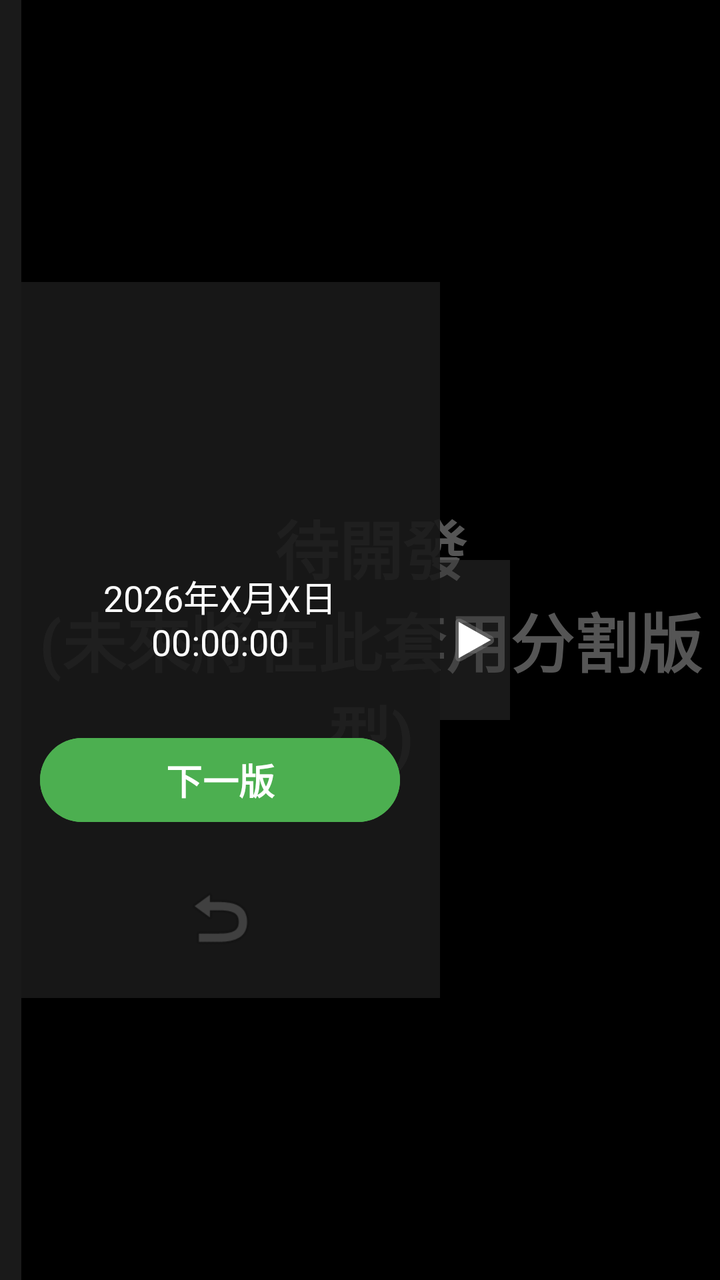
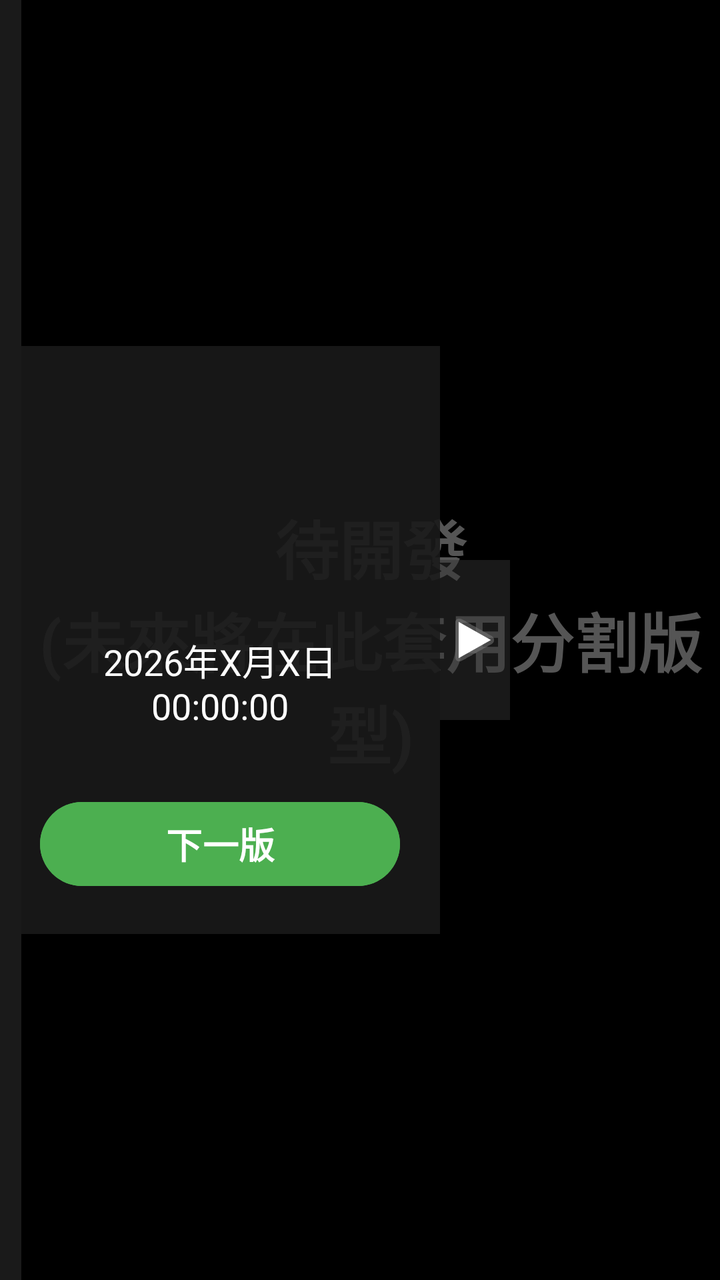

Compare the two renders of this Android layout. The source of the first and the diff that turns it into the second are given below.
<!-- AndroidManifest.xml: application theme Theme.A3 -->
<!-- res/layout/player_split_main.xml -->
<?xml version="1.0" encoding="utf-8"?>
<FrameLayout xmlns:android="http://schemas.android.com/apk/res/android"
    android:layout_width="match_parent"
    android:layout_height="match_parent"
    android:background="#000000">

    <LinearLayout
        android:layout_width="match_parent"
        android:layout_height="match_parent"
        android:orientation="horizontal"
        android:weightSum="10">

        <FrameLayout
            android:layout_width="0dp"
            android:layout_height="match_parent"
            android:layout_weight="0.3"
            android:background="#1A1A1A" /> <FrameLayout
        android:id="@+id/main_content_container_player_split"
        android:layout_width="0dp"
        android:layout_height="match_parent"
        android:layout_weight="9.7">

        <TextView
            android:layout_width="wrap_content"
            android:layout_height="wrap_content"
            android:layout_gravity="center"
            android:text="待開發\n(未來將在此套用分割版型)"
            android:textColor="#555555"
            android:textSize="32sp"
            android:textStyle="bold"
            android:gravity="center" />
    </FrameLayout>
    </LinearLayout>

    <LinearLayout
        android:id="@+id/sliding_menu_root"
        android:layout_width="wrap_content"
        android:layout_height="match_parent"
        android:layout_gravity="start"
        android:orientation="horizontal">

        <LinearLayout
            android:id="@+id/menu_content_layout"
            android:layout_width="220dp"
            android:layout_height="wrap_content"
            android:layout_gravity="center_vertical"
            android:orientation="vertical"
            android:background="#E61A1A1A"
            android:padding="20dp"
            android:gravity="center_horizontal">

            <ImageView
                android:id="@+id/logo_split"
                android:layout_width="100dp"
                android:layout_height="100dp"
                android:src="@mipmap/ic_launcher"
                android:layout_marginBottom="24dp" />

            <TextView
                android:id="@+id/current_time_text_view_player_split"
                android:layout_width="wrap_content"
                android:layout_height="wrap_content"
                android:text="2026年X月X日\n00:00:00"
                android:textColor="#FFFFFF"
                android:textSize="18sp"
                android:gravity="center"
                android:layout_marginBottom="32dp" />

            <Button
                android:id="@+id/button_next_version_player_split"
                android:layout_width="match_parent"
                android:layout_height="50dp"
                android:text="下一版"
                android:textSize="18sp"
                android:textStyle="bold"
                android:textColor="#FFFFFF"
                android:backgroundTint="#4CAF50" />

            <ImageView
                android:id="@+id/home_button_player_split"
                android:layout_width="40dp"
                android:layout_height="40dp"
                android:layout_marginTop="24dp"
                android:src="@android:drawable/ic_menu_revert"
                android:alpha="0.3" />
        </LinearLayout>

        <FrameLayout
            android:id="@+id/menu_toggle_button"
            android:layout_width="35dp"
            android:layout_height="80dp"
            android:layout_gravity="center_vertical"
            android:background="#80333333">

            <ImageView
                android:id="@+id/menu_toggle_icon"
                android:layout_width="wrap_content"
                android:layout_height="wrap_content"
                android:layout_gravity="center"
                android:src="@android:drawable/ic_media_play" />
        </FrameLayout>

    </LinearLayout>
</FrameLayout>
<!-- resources referenced by this layout -->
<resources>
  <!-- mipmap ic_launcher (mipmap-anydpi-v26) -->
  <?xml version="1.0" encoding="utf-8"?>
  <adaptive-icon xmlns:android="http://schemas.android.com/apk/res/android">
      <background android:drawable="@color/ic_launcher_background"/>
      <foreground android:drawable="@mipmap/ic_launcher_foreground"/>
  </adaptive-icon>
  <style name="Theme.A3" parent="Base.Theme.A3" />
  <color name="ic_launcher_background">#FFFFFF</color>
  <style name="Base.Theme.A3" parent="Theme.Material3.DayNight.NoActionBar">
          
          
      </style>
</resources>

<!-- the commit's change to res/layout/player_split_main.xml (unified diff, before → after) -->
@@ -76,13 +76,6 @@
                 android:textColor="#FFFFFF"
                 android:backgroundTint="#4CAF50" />
 
-            <ImageView
-                android:id="@+id/home_button_player_split"
-                android:layout_width="40dp"
-                android:layout_height="40dp"
-                android:layout_marginTop="24dp"
-                android:src="@android:drawable/ic_menu_revert"
-                android:alpha="0.3" />
         </LinearLayout>
 
         <FrameLayout
